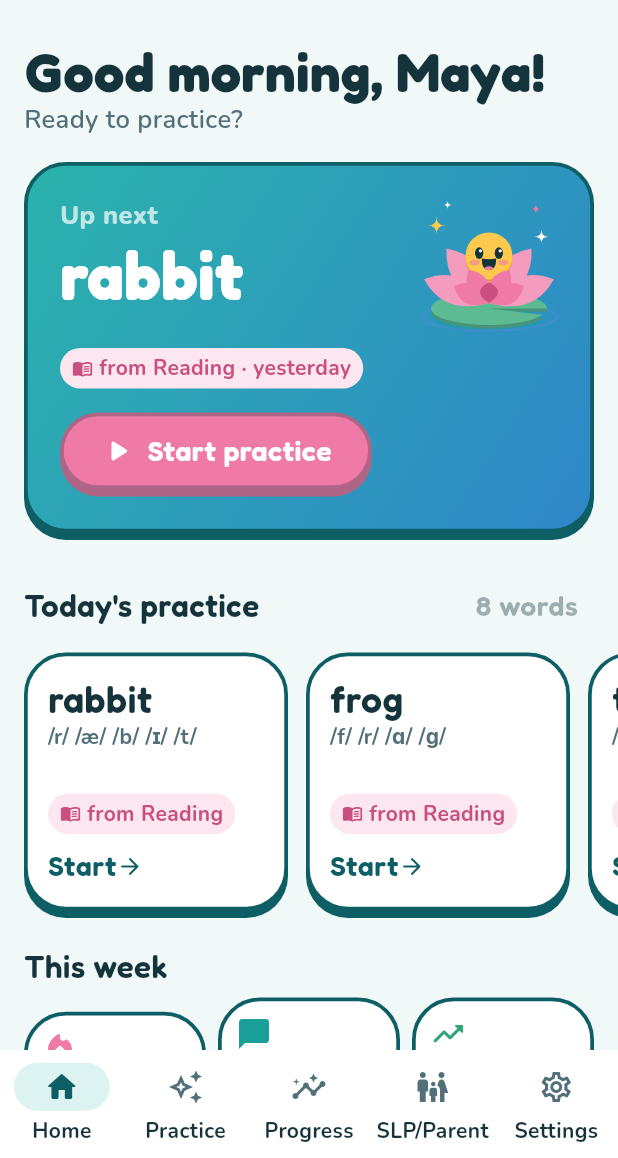
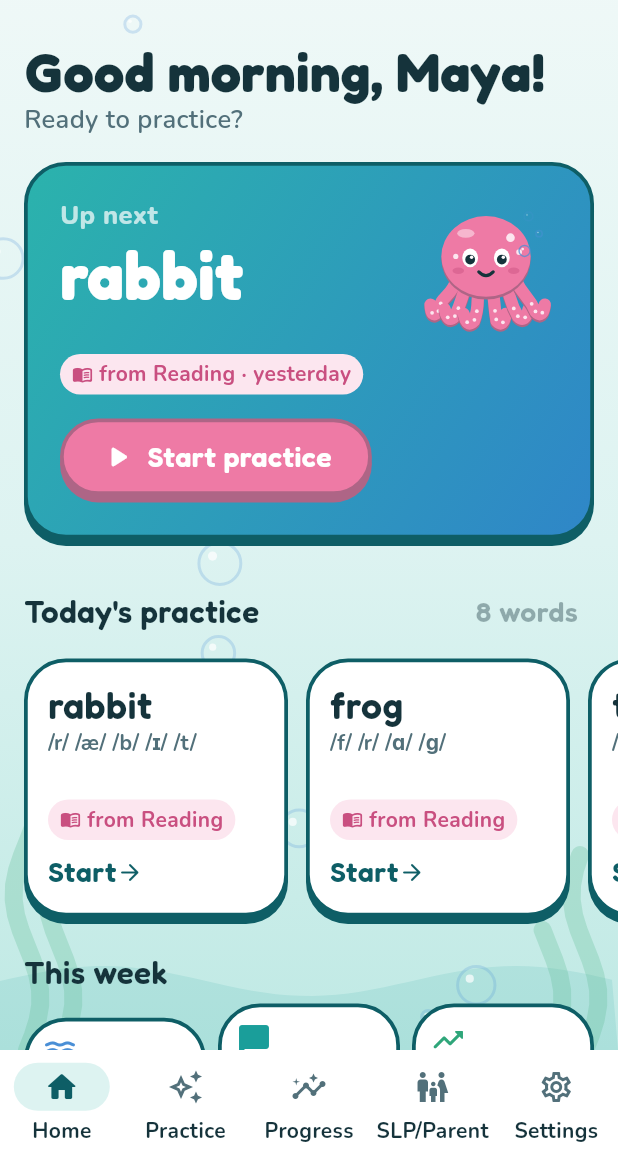
Before and after one commit to menakaw05/HackOhio26, a Flutter app: the screen it shows after launch, after a tap on an icon or button, on a phone screen of 412 x 824 dp, the part 78-1236 px from its top. Run offline on Flutter 3.47's test engine with Material 3 defaults, Android fonts, the phone set to English and light mode, and no system bars; our stand-ins replace camera, go_router, just_audio, webview_flutter; missing offline and left inert: google_mlkit_face_detection, onnxruntime, record, webview_flutter_android, webview_flutter_wkwebview; accounts and stored records are empty.

Commit message:
octopus mascot, ocean backdrop, porthole coach

```diff
--- a/frontend/lib/screens/home/home_screen.dart
+++ b/frontend/lib/screens/home/home_screen.dart
@@ -35,7 +35,7 @@ class HomeScreen extends StatelessWidget {
     final improving = state.trends.where((t) => t.weekly.last > t.weekly.first).length;
 
     return Scaffold(
-      body: SafeArea(
+      body: OceanBackdrop(child: SafeArea(
         child: ListView(
           padding: const EdgeInsets.fromLTRB(AppSpace.page, AppSpace.s, AppSpace.page, AppSpace.xxl),
           children: [
@@ -90,8 +90,8 @@ class HomeScreen extends StatelessWidget {
               children: [
                 Expanded(
                   child: StatTile(
-                    icon: Icons.local_fire_department_rounded,
-                    color: AppColors.lotus,
+                    icon: Icons.waves_rounded,
+                    color: AppColors.sky,
                     value: '${learner.streak}',
                     label: 'day streak',
                   ),
@@ -145,7 +145,7 @@ class HomeScreen extends StatelessWidget {
               ),
           ],
         ),
-      ),
+      )),
     );
   }
 }
@@ -180,7 +180,7 @@ class _ContinueCard extends StatelessWidget {
                   ],
                 ),
               ),
-              const LotusBuddy(size: 92),
+              const OctopusBuddy(size: 96),
             ],
           ),
           if (word != null) ...[
--- a/frontend/lib/screens/welcome/welcome_screen.dart
+++ b/frontend/lib/screens/welcome/welcome_screen.dart
@@ -16,8 +16,8 @@ class WelcomeScreen extends StatelessWidget {
   Widget build(BuildContext context) {
     final state = context.watch<AppState>();
     return Scaffold(
-      body: DecoratedBox(
-        decoration: const BoxDecoration(gradient: AppGradients.lakeDawn),
+      body: OceanBackdrop(
+        gradient: AppGradients.lakeDawn,
         child: SafeArea(
           child: ListView(
             padding: const EdgeInsets.all(AppSpace.xl),
@@ -30,7 +30,7 @@ class WelcomeScreen extends StatelessWidget {
               Text('See it. Say it. Shine!',
                   style: AppText.section.copyWith(color: AppColors.lotusDeep), textAlign: TextAlign.center),
               const SizedBox(height: AppSpace.s),
-              const Center(child: LotusBuddy(size: 180)),
+              const Center(child: OctopusBuddy(size: 180)),
               const SizedBox(height: AppSpace.l),
               Text("Who's practicing today?", style: AppText.title, textAlign: TextAlign.center),
               const SizedBox(height: AppSpace.l),
@@ -88,7 +88,7 @@ class _LearnerCard extends StatelessWidget {
           Expanded(child: Text(learner.name, style: AppText.title)),
           if (learner.streak > 0)
             TagBadge(
-              label: '🔥 ${learner.streak} days',
+              label: '🌊 ${learner.streak} days',
               color: AppColors.lotusDeep,
               background: AppColors.lotusBlush,
             ),
--- a/frontend/lib/widgets/identity.dart
+++ b/frontend/lib/widgets/identity.dart
@@ -1,3 +1,4 @@
+import 'dart:async';
 import 'dart:math' as math;
 
 import 'package:flutter/material.dart';
@@ -70,151 +71,234 @@ class LearnerAvatar extends StatelessWidget {
   }
 }
 
-/// The mascot: a smiling lotus on a lily pad, floating on the lake. Pops in when it appears.
-class LotusBuddy extends StatefulWidget {
-  const LotusBuddy({super.key, this.size = 160});
+/// How the octopus is feeling: [listening] wiggles faster with an "o" mouth, [happy] waves
+/// its arms with a big smile.
+enum BuddyMood { idle, listening, happy }
+
+/// The mascot: a pink octopus that wiggles its arms and blows bubbles. Pops in when it
+/// appears and cheers when tapped. Holds still with Reduce Motion (tests turn that on).
+class OctopusBuddy extends StatefulWidget {
+  const OctopusBuddy({super.key, this.size = 160, this.mood = BuddyMood.idle, this.bubbles = true});
 
   final double size;
+  final BuddyMood mood;
+  final bool bubbles;
 
   @override
-  State<LotusBuddy> createState() => _LotusBuddyState();
+  State<OctopusBuddy> createState() => _OctopusBuddyState();
 }
 
-class _LotusBuddyState extends State<LotusBuddy> with SingleTickerProviderStateMixin {
+class _OctopusBuddyState extends State<OctopusBuddy> with TickerProviderStateMixin {
   late final AnimationController _pop =
       AnimationController(vsync: this, duration: const Duration(milliseconds: 900));
+  late final AnimationController _wiggle = AnimationController(vsync: this);
+  bool _cheering = false; // a short cheer after a tap
+  Timer? _cheerTimer;
+
+  BuddyMood get _mood => _cheering ? BuddyMood.happy : widget.mood;
+
+  void _sync() {
+    if (reduceMotion(context)) {
+      _pop.value = 1;
+      _wiggle.stop();
+      return;
+    }
+    if (_pop.value == 0 && !_pop.isAnimating) _pop.forward();
+    _wiggle.duration = switch (_mood) {
+      BuddyMood.idle => const Duration(milliseconds: 2600),
+      BuddyMood.listening => const Duration(milliseconds: 1300),
+      BuddyMood.happy => const Duration(milliseconds: 800),
+    };
+    _wiggle.repeat();
+  }
+
+  void _cheer() {
+    AppHaptics.tap();
+    _cheerTimer?.cancel();
+    setState(() => _cheering = true);
+    _sync();
+    _cheerTimer = Timer(const Duration(milliseconds: 1600), () {
+      if (!mounted) return;
+      setState(() => _cheering = false);
+      _sync();
+    });
+  }
 
   @override
   void didChangeDependencies() {
     super.didChangeDependencies();
-    if (reduceMotion(context)) {
-      _pop.value = 1;
-    } else if (_pop.value == 0) {
-      _pop.forward();
-    }
+    _sync();
+  }
+
+  @override
+  void didUpdateWidget(OctopusBuddy old) {
+    super.didUpdateWidget(old);
+    if (old.mood != widget.mood) _sync();
   }
 
   @override
   void dispose() {
+    _cheerTimer?.cancel();
     _pop.dispose();
+    _wiggle.dispose();
     super.dispose();
   }
 
   @override
   Widget build(BuildContext context) {
+    final mood = _mood;
     return Semantics(
-      label: 'mirrorU lotus buddy',
+      label: 'mirrorU octopus',
       excludeSemantics: true,
-      child: ScaleTransition(
-        scale: CurvedAnimation(parent: _pop, curve: Curves.elasticOut),
-        alignment: Alignment.bottomCenter,
-        child: CustomPaint(size: Size.square(widget.size), painter: _LotusBuddyPainter()),
+      child: GestureDetector(
+        onTap: _cheer,
+        child: ScaleTransition(
+          scale: CurvedAnimation(parent: _pop, curve: Curves.elasticOut),
+          alignment: Alignment.bottomCenter,
+          child: AnimatedBuilder(
+            animation: _wiggle,
+            builder: (context, _) => CustomPaint(
+              size: Size.square(widget.size),
+              painter: _OctopusPainter(
+                t: _wiggle.value,
+                mood: mood,
+                bubbles: widget.bubbles,
+              ),
+            ),
+          ),
+        ),
       ),
     );
   }
 }
 
-class _LotusBuddyPainter extends CustomPainter {
+class _OctopusPainter extends CustomPainter {
+  _OctopusPainter({required this.t, required this.mood, required this.bubbles});
+
+  final double t; // 0-1, one wiggle
+  final BuddyMood mood;
+  final bool bubbles;
+
+  static const _body = AppColors.lotus;
+
   @override
   void paint(Canvas canvas, Size size) {
     final s = size.width;
+    final phase = t * 2 * math.pi;
+    final amp = switch (mood) {
+      BuddyMood.idle => 1.0,
+      BuddyMood.listening => 1.3,
+      BuddyMood.happy => 2.2,
+    };
+    final edge = AppColors.edgeOf(_body);
     final fill = Paint()..isAntiAlias = true;
 
-    // ripples on the water
-    final ripple = Paint()
+    // six arms behind the head, each swaying a little out of step with the next
+    final arm = Paint()
       ..style = PaintingStyle.stroke
-      ..strokeWidth = s * 0.018
-      ..strokeCap = StrokeCap.round;
-    canvas.drawOval(Rect.fromCenter(center: Offset(s * 0.5, s * 0.86), width: s * 0.98, height: s * 0.2),
-        ripple..color = AppColors.sky.withValues(alpha: 0.45));
-    canvas.drawOval(Rect.fromCenter(center: Offset(s * 0.5, s * 0.88), width: s * 0.76, height: s * 0.13),
-        ripple..color = AppColors.lake.withValues(alpha: 0.5));
-
-    // lily pad, with its notch and a darker edge
-    final pad = Rect.fromCenter(center: Offset(s * 0.5, s * 0.8), width: s * 0.84, height: s * 0.24);
-    Path padPath(Rect r) => Path()
-      ..moveTo(r.center.dx, r.center.dy)
-      ..arcTo(r, 0.4, 2 * math.pi - 0.4, false)
-      ..close();
-    canvas.drawPath(padPath(pad.shift(Offset(0, s * 0.025))), fill..color = AppColors.edgeOf(AppColors.lilyPad));
-    canvas.drawPath(padPath(pad), fill..color = AppColors.lilyPad);
-
-    // petals fan out from the base: pale ones behind, lotus pink in front
-    final base = Offset(s * 0.5, s * 0.76);
-    for (final a in [-70.0, -38.0, 0.0, 38.0, 70.0]) {
-      canvas.drawPath(_petal(base, a, s * 0.5, s * 0.2), fill..color = const Color(0xFFF59BBE));
+      ..strokeCap = StrokeCap.round
+      ..strokeJoin = StrokeJoin.round
+      ..strokeWidth = s * 0.085;
+    for (var i = 0; i < 6; i++) {
+      final u = (i - 2.5) / 2.5; // -1 (left) to 1 (right)
+      final dir = u < 0 ? -1.0 : 1.0;
+      final lift = mood == BuddyMood.happy ? s * 0.14 * u.abs() : 0.0; // arms up to cheer
+      final w = math.sin(phase + i * 1.3) * amp * s * 0.045;
+      final base = Offset(s * (0.5 + u * 0.2), s * 0.56);
+      final end = Offset(s * (0.5 + u * 0.34) + w * 0.4, s * (0.87 - u.abs() * 0.08) - lift);
+      final c1 = base + Offset(u * s * 0.06 + w * 0.6, s * 0.14);
+      final c2 = end + Offset(-u * s * 0.04 - w, -s * 0.12);
+      final curl = end + Offset(dir * s * 0.06 + w * 0.3, -s * 0.05);
+      final path = Path()
+        ..moveTo(base.dx, base.dy)
+        ..cubicTo(c1.dx, c1.dy, c2.dx, c2.dy, end.dx, end.dy)
+        ..quadraticBezierTo(end.dx + dir * s * 0.05, end.dy + s * 0.05, curl.dx, curl.dy);
+      canvas.drawPath(path.shift(Offset(0, s * 0.015)), arm..color = edge);
+      canvas.drawPath(path, arm..color = _body);
+      // suckers along the lower half
+      final metric = path.computeMetrics().first;
+      for (final at in [0.55, 0.7, 0.85]) {
+        final pos = metric.getTangentForOffset(metric.length * at)?.position;
+        if (pos != null) canvas.drawCircle(pos, s * 0.013, fill..color = AppColors.lotusBlush);
+      }
     }
 
-    // the face, on the lotus's golden center
-    final face = Offset(s * 0.5, s * 0.42);
-    final r = s * 0.17;
-    canvas.drawCircle(face + Offset(0, s * 0.015), r, fill..color = AppColors.sunDeep);
-    canvas.drawCircle(face, r, fill..color = AppColors.sun);
-    for (final dx in [-0.42, 0.42]) {
-      final eye = face + Offset(r * dx, -r * 0.12);
-      canvas.drawOval(Rect.fromCenter(center: eye, width: s * 0.06, height: s * 0.085),
-          fill..color = AppColors.ink);
-      canvas.drawCircle(eye + Offset(s * 0.01, -s * 0.017), s * 0.012, fill..color = Colors.white);
-      canvas.drawOval(
-          Rect.fromCenter(center: face + Offset(r * dx * 1.45, r * 0.28), width: s * 0.075, height: s * 0.042),
-          fill..color = AppColors.lotus.withValues(alpha: 0.6));
+    // head, bobbing with the arms
+    final bob = math.sin(phase) * s * 0.012 * amp;
+    final head = Rect.fromCenter(center: Offset(s * 0.5, s * 0.4 + bob), width: s * 0.62, height: s * 0.56);
+    final c = head.center;
+    canvas.drawOval(head.shift(Offset(0, s * 0.02)), fill..color = edge);
+    canvas.drawOval(head, fill..color = _body);
+    canvas.drawOval(Rect.fromCenter(center: c + Offset(-s * 0.14, -s * 0.16), width: s * 0.12, height: s * 0.06),
+        fill..color = Colors.white.withValues(alpha: 0.45));
+    for (final (dx, dy, r) in [(0.17, -0.13, 0.03), (0.23, -0.03, 0.02), (-0.21, 0.0, 0.018)]) {
+      canvas.drawCircle(c + Offset(s * dx, s * dy), s * r, fill..color = AppColors.lotusBlush);
     }
-    // an open "aah" mouth: it's a speech coach
-    final mouth = Rect.fromCenter(center: face + Offset(0, r * 0.36), width: r * 0.62, height: r * 0.5);
-    final mouthPath = Path()
-      ..moveTo(mouth.left, mouth.top)
-      ..quadraticBezierTo(mouth.center.dx, mouth.top + mouth.height * 0.12, mouth.right, mouth.top)
-      ..quadraticBezierTo(mouth.right, mouth.bottom, mouth.center.dx, mouth.bottom)
-      ..quadraticBezierTo(mouth.left, mouth.bottom, mouth.left, mouth.top)
-      ..close();
-    canvas.drawPath(mouthPath, fill..color = AppColors.ink);
-    canvas.save();
-    canvas.clipPath(mouthPath);
-    canvas.drawOval(
-        Rect.fromCenter(
-            center: Offset(mouth.center.dx, mouth.bottom), width: mouth.width * 0.7, height: mouth.height * 0.7),
-        fill..color = AppColors.lotus);
-    canvas.restore();
 
-    // front petals cup the face from below
-    for (final a in [-64.0, -32.0, 32.0, 64.0]) {
-      canvas.drawPath(_petal(base, a, s * 0.28, s * 0.15), fill..color = AppColors.lotus);
+    // eyes: round and shiny, or happy "^ ^" while cheering
+    final ink = Paint()
+      ..color = AppColors.ink
+      ..style = PaintingStyle.stroke
+      ..strokeWidth = s * 0.022
+      ..strokeCap = StrokeCap.round;
+    for (final dx in [-0.11, 0.11]) {
+      final eye = c + Offset(s * dx, s * 0.01);
+      if (mood == BuddyMood.happy) {
+        canvas.drawArc(Rect.fromCenter(center: eye + Offset(0, s * 0.02), width: s * 0.08, height: s * 0.07),
+            math.pi * 1.1, math.pi * 0.8, false, ink);
+      } else {
+        canvas.drawOval(Rect.fromCenter(center: eye, width: s * 0.11, height: s * 0.13), fill..color = Colors.white);
+        canvas.drawCircle(eye + Offset(0, s * 0.012), s * 0.034, fill..color = AppColors.ink);
+        canvas.drawCircle(eye + Offset(s * 0.01, -s * 0.004), s * 0.012, fill..color = Colors.white);
+      }
+      canvas.drawOval(Rect.fromCenter(center: c + Offset(s * dx * 1.75, s * 0.1), width: s * 0.08, height: s * 0.045),
+          fill..color = AppColors.lotusDeep.withValues(alpha: 0.45));
     }
-    canvas.drawPath(_petal(base, 0, s * 0.15, s * 0.13), fill..color = AppColors.lotusDeep);
 
-    // sparkles
-    _sparkle(canvas, Offset(s * 0.12, s * 0.2), s * 0.065, AppColors.sun);
-    _sparkle(canvas, Offset(s * 0.88, s * 0.28), s * 0.05, Colors.white);
-    _sparkle(canvas, Offset(s * 0.84, s * 0.08), s * 0.035, AppColors.lotus);
-    _sparkle(canvas, Offset(s * 0.2, s * 0.05), s * 0.03, Colors.white);
-  }
+    // mouth: a smile, an "o" while listening, wide open while cheering
+    final m = c + Offset(0, s * 0.12);
+    switch (mood) {
+      case BuddyMood.idle:
+        canvas.drawPath(
+            Path()
+              ..moveTo(m.dx - s * 0.05, m.dy - s * 0.012)
+              ..quadraticBezierTo(m.dx, m.dy + s * 0.04, m.dx + s * 0.05, m.dy - s * 0.012),
+            ink);
+      case BuddyMood.listening:
+        canvas.drawOval(Rect.fromCenter(center: m, width: s * 0.06, height: s * 0.07), fill..color = AppColors.ink);
+      case BuddyMood.happy:
+        final r = Rect.fromCenter(center: m + Offset(0, s * 0.01), width: s * 0.13, height: s * 0.09);
+        final mouth = Path()
+          ..moveTo(r.left, r.top)
+          ..quadraticBezierTo(r.center.dx, r.top + r.height * 0.15, r.right, r.top)
+          ..quadraticBezierTo(r.right, r.bottom, r.center.dx, r.bottom)
+          ..quadraticBezierTo(r.left, r.bottom, r.left, r.top)
+          ..close();
+        canvas.drawPath(mouth, fill..color = AppColors.ink);
+        canvas.save();
+        canvas.clipPath(mouth);
+        canvas.drawOval(Rect.fromCenter(center: Offset(r.center.dx, r.bottom), width: r.width * 0.7, height: r.height),
+            fill..color = AppColors.lotusBlush);
+        canvas.restore();
+    }
 
-  /// A pointed petal from [base], tilted [degrees] from straight up.
-  Path _petal(Offset base, double degrees, double length, double width) {
-    final t = degrees * math.pi / 180;
-    final dir = Offset(math.sin(t), -math.cos(t));
-    final side = Offset(math.cos(t), math.sin(t)) * width;
-    final tip = base + dir * length;
-    final mid = base + dir * (length * 0.55);
-    return Path()
-      ..moveTo(base.dx, base.dy)
-      ..quadraticBezierTo((mid + side).dx, (mid + side).dy, tip.dx, tip.dy)
-      ..quadraticBezierTo((mid - side).dx, (mid - side).dy, base.dx, base.dy)
-      ..close();
-  }
-
-  /// A four-pointed twinkle.
-  void _sparkle(Canvas canvas, Offset c, double r, Color color) {
-    final p = Path()
-      ..moveTo(c.dx, c.dy - r)
-      ..quadraticBezierTo(c.dx, c.dy, c.dx + r, c.dy)
-      ..quadraticBezierTo(c.dx, c.dy, c.dx, c.dy + r)
-      ..quadraticBezierTo(c.dx, c.dy, c.dx - r, c.dy)
-      ..quadraticBezierTo(c.dx, c.dy, c.dx, c.dy - r)
-      ..close();
-    canvas.drawPath(p, Paint()..color = color);
+    // bubbles drifting up past its head
+    if (bubbles) {
+      final ring = Paint()
+        ..style = PaintingStyle.stroke
+        ..strokeWidth = s * 0.01;
+      for (var k = 0; k < 3; k++) {
+        final p = (t + k / 3) % 1;
+        final pos = Offset(s * (0.86 - k * 0.05) + math.sin(p * 6) * s * 0.015, s * (0.4 - p * 0.36));
+        final r = s * (0.022 + k * 0.008);
+        final a = (1 - p).clamp(0.0, 1.0);
+        canvas.drawCircle(pos, r, ring..color = AppColors.sky.withValues(alpha: 0.8 * a));
+        canvas.drawCircle(pos + Offset(-r * 0.35, -r * 0.35), r * 0.25,
+            fill..color = Colors.white.withValues(alpha: 0.9 * a));
+      }
+    }
   }
 
   @override
-  bool shouldRepaint(_LotusBuddyPainter old) => false;
+  bool shouldRepaint(_OctopusPainter old) => old.t != t || old.mood != mood || old.bubbles != bubbles;
 }
--- /dev/null
+++ b/frontend/lib/widgets/ocean.dart
@@ -0,0 +1,180 @@
+import 'dart:math' as math;
+
+import 'package:flutter/material.dart';
+import '../theme/app_theme.dart';
+
+/// Underwater scenery behind a screen: water getting deeper toward the bottom, bubbles,
+/// seaweed in the corners and a wave along the bottom edge.
+class OceanBackdrop extends StatelessWidget {
+  const OceanBackdrop({super.key, required this.child, this.gradient = _lagoon});
+
+  final Widget child;
+  final Gradient gradient;
+
+  static const _lagoon = LinearGradient(
+    begin: Alignment.topCenter,
+    end: Alignment.bottomCenter,
+    colors: [AppColors.background, AppColors.lakeMist, Color(0xFFBFE9E4)],
+    stops: [0, 0.55, 1],
+  );
+
+  @override
+  Widget build(BuildContext context) {
+    return DecoratedBox(
+      decoration: BoxDecoration(gradient: gradient),
+      child: CustomPaint(painter: _OceanPainter(), child: child),
+    );
+  }
+}
+
+class _OceanPainter extends CustomPainter {
+  @override
+  void paint(Canvas canvas, Size size) {
+    final w = size.width;
+    final h = size.height;
+
+    // a soft wave along the bottom
+    final wave = Path()..moveTo(0, h);
+    for (var x = 0.0; x <= w; x += 8) {
+      wave.lineTo(x, h - 46 - math.sin(x / w * math.pi * 3) * 10);
+    }
+    wave
+      ..lineTo(w, h)
+      ..close();
+    canvas.drawPath(wave, Paint()..color = AppColors.lake.withValues(alpha: 0.12));
+
+    // seaweed swaying up from the corners
+    final weed = Paint()
+      ..style = PaintingStyle.stroke
+      ..strokeCap = StrokeCap.round
+      ..strokeWidth = 12
+      ..color = AppColors.lilyPad.withValues(alpha: 0.28);
+    for (final (x, tall) in [(18.0, 150.0), (40.0, 100.0), (w - 22, 130.0), (w - 46, 80.0)]) {
+      final path = Path()..moveTo(x, h);
+      for (var y = 0.0; y <= tall; y += 10) {
+        path.lineTo(x + math.sin(y / 22) * 9, h - y);
+      }
+      canvas.drawPath(path, weed);
+    }
+
+    // bubbles, always in the same places
+    final rng = math.Random(7);
+    final ring = Paint()
+      ..style = PaintingStyle.stroke
+      ..strokeWidth = 2;
+    for (var i = 0; i < 14; i++) {
+      final pos = Offset(rng.nextDouble() * w, rng.nextDouble() * h);
+      final r = 4 + rng.nextDouble() * 10;
+      canvas.drawCircle(pos, r, ring..color = AppColors.sky.withValues(alpha: 0.22));
+      canvas.drawCircle(pos + Offset(-r * 0.35, -r * 0.35), r * 0.22,
+          Paint()..color = Colors.white.withValues(alpha: 0.7));
+    }
+  }
+
+  @override
+  bool shouldRepaint(_OceanPainter old) => false;
+}
+
+/// A round brass porthole, e.g. for the coach to look out of.
+class Porthole extends StatelessWidget {
+  const Porthole({super.key, required this.child});
+
+  final Widget child;
+
+  static const _rim = 10.0;
+
+  @override
+  Widget build(BuildContext context) {
+    return AspectRatio(
+      aspectRatio: 1,
+      child: CustomPaint(
+        foregroundPainter: _BoltsPainter(),
+        child: DecoratedBox(
+          decoration: const BoxDecoration(
+            shape: BoxShape.circle,
+            color: AppColors.lakeMist,
+            border: Border.fromBorderSide(BorderSide(color: AppColors.sun, width: _rim)),
+            boxShadow: [BoxShadow(color: AppColors.sunDeep, offset: Offset(0, 5))],
+          ),
+          child: Padding(
+            padding: const EdgeInsets.all(_rim),
+            child: ClipOval(child: child),
+          ),
+        ),
+      ),
+    );
+  }
+}
+
+class _BoltsPainter extends CustomPainter {
+  @override
+  void paint(Canvas canvas, Size size) {
+    final c = size.center(Offset.zero);
+    final r = size.shortestSide / 2 - Porthole._rim / 2;
+    for (var i = 0; i < 8; i++) {
+      final a = i * math.pi / 4 + math.pi / 8;
+      final bolt = c + Offset(math.cos(a), math.sin(a)) * r;
+      canvas.drawCircle(bolt, 2.6, Paint()..color = AppColors.sunDeep);
+      canvas.drawCircle(bolt + const Offset(-0.8, -0.8), 1, Paint()..color = Colors.white);
+    }
+  }
+
+  @override
+  bool shouldRepaint(_BoltsPainter old) => false;
+}
+
+/// A starfish, e.g. one per try. [color] null draws an empty outline.
+class Starfish extends StatelessWidget {
+  const Starfish({super.key, this.color, this.size = 30});
+
+  final Color? color;
+  final double size;
+
+  @override
+  Widget build(BuildContext context) =>
+      CustomPaint(size: Size.square(size), painter: _StarfishPainter(color));
+}
+
+class _StarfishPainter extends CustomPainter {
+  _StarfishPainter(this.color);
+
+  final Color? color;
+
+  @override
+  void paint(Canvas canvas, Size size) {
+    final s = size.width;
+    final c = size.center(Offset.zero);
+    final star = Path();
+    for (var i = 0; i < 10; i++) {
+      final r = i.isEven ? s * 0.4 : s * 0.19;
+      final a = -math.pi / 2 + i * math.pi / 5;
+      final p = c + Offset(math.cos(a), math.sin(a)) * r;
+      i == 0 ? star.moveTo(p.dx, p.dy) : star.lineTo(p.dx, p.dy);
+    }
+    star.close();
+    final color = this.color;
+    final round = Paint()
+      ..style = PaintingStyle.stroke
+      ..strokeJoin = StrokeJoin.round;
+    if (color == null) {
+      canvas.drawPath(star, round
+        ..color = AppColors.inkFaint
+        ..strokeWidth = s * 0.07);
+      return;
+    }
+    // a thick round stroke in the same color makes the arms plump
+    canvas.drawPath(star, Paint()..color = color);
+    canvas.drawPath(star, round
+      ..color = color
+      ..strokeWidth = s * 0.14);
+    final dot = Paint()..color = Colors.white.withValues(alpha: 0.6);
+    canvas.drawCircle(c, s * 0.045, dot);
+    for (var i = 0; i < 5; i++) {
+      final a = -math.pi / 2 + i * 2 * math.pi / 5;
+      canvas.drawCircle(c + Offset(math.cos(a), math.sin(a)) * s * 0.2, s * 0.03, dot);
+    }
+  }
+
+  @override
+  bool shouldRepaint(_StarfishPainter old) => old.color != color;
+}
--- a/frontend/lib/widgets/widgets.dart
+++ b/frontend/lib/widgets/widgets.dart
@@ -6,6 +6,7 @@ export 'chips.dart';
 export 'feedback_banner.dart';
 export 'identity.dart';
 export 'motion.dart';
+export 'ocean.dart';
 export 'practice_controls.dart';
 export 'sound_bar.dart';
 export 'states.dart';
```
Also changed, not shown: frontend/lib/screens/word_practice/word_practice_screen.dart (+15 -12 lines), frontend/lib/widgets/app_page.dart (+9 -6 lines), frontend/lib/widgets/chips.dart (+24 -15 lines), frontend/lib/widgets/feedback_banner.dart (+6 -9 lines), frontend/lib/widgets/practice_controls.dart (+46 -19 lines), 1 other file.
